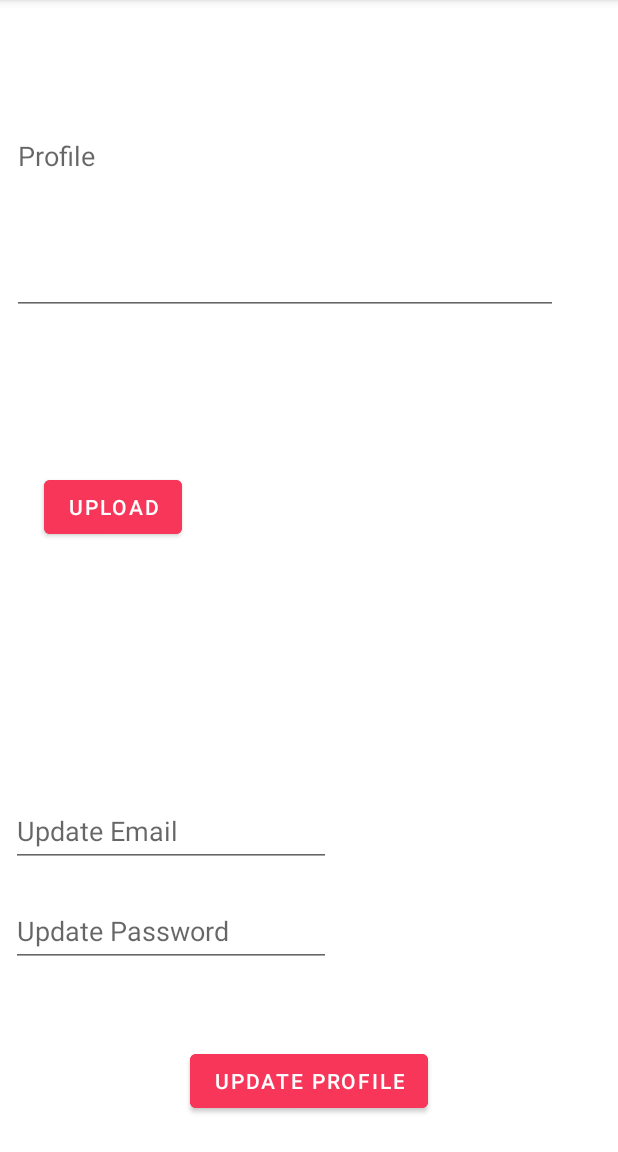
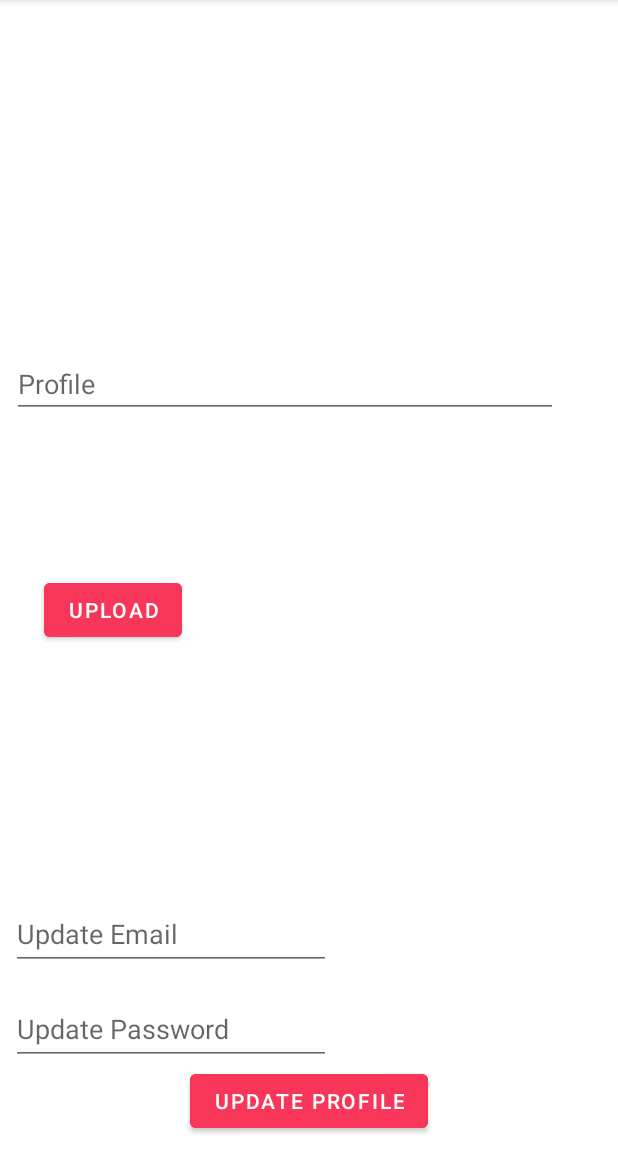
Before and after one commit to morettiamye/petfriendr, an Android app: the EditProfileActivity screen opened directly, with no data from a screen before it, on a phone screen of 412 x 824 dp, the part 84-1236 px from its top. Run offline under Robolectric (Android 15) with nearby library versions, the phone set to English and light mode, and no system bars.

Commit message:
ui changed somehow?

```diff
--- a/app/src/main/res/layout/activity_edit_profile.xml
+++ b/app/src/main/res/layout/activity_edit_profile.xml
@@ -96,7 +96,7 @@
             android:layout_width="364dp"
             android:layout_height="0dp"
             android:layout_marginStart="12dp"
-            android:layout_marginTop="89dp"
+            android:layout_marginTop="101dp"
             android:layout_marginEnd="45dp"
             android:layout_marginBottom="308dp"
             android:autofillHints=""
@@ -106,9 +106,9 @@
             android:singleLine="false"
             app:layout_constraintBottom_toTopOf="@+id/updateEmail_textField"
             app:layout_constraintEnd_toEndOf="parent"
-            app:layout_constraintHorizontal_bias="1.0"
+            app:layout_constraintHorizontal_bias="0.0"
             app:layout_constraintStart_toStartOf="parent"
-            app:layout_constraintTop_toTopOf="parent" />
+             />
 
         <ImageView
             android:id="@+id/userProfilePic_imageView"
```
